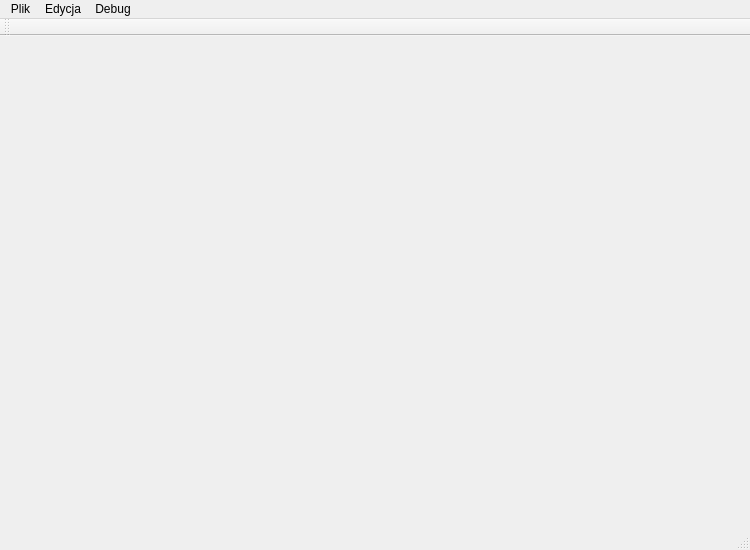
Above: mainwindow.ui from merito/kwatermistrz4000 before the change. Below: the same form after it.
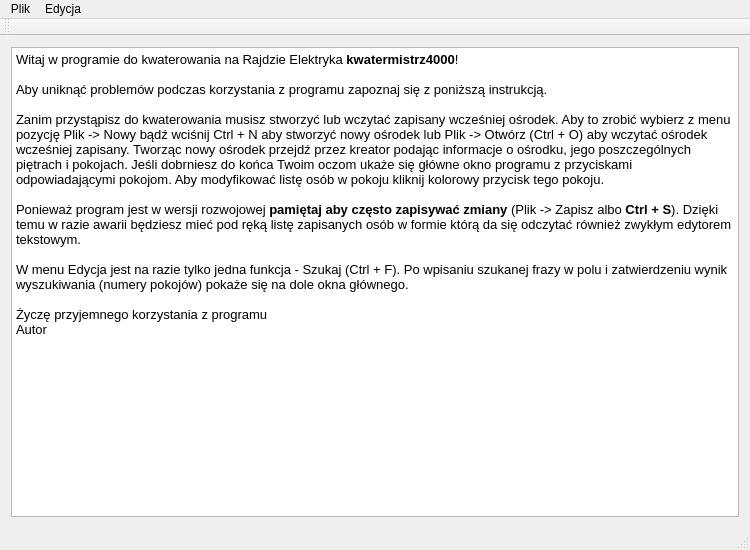
That is the form after the change.

What changed in the file:
```diff
--- a/mainwindow.ui
+++ b/mainwindow.ui
@@ -16,7 +16,30 @@
   <widget class="QWidget" name="centralWidget">
    <layout class="QHBoxLayout" name="horizontalLayout">
     <item>
-     <layout class="QVBoxLayout" name="verticalLayout"/>
+     <layout class="QVBoxLayout" name="verticalLayout">
+      <item>
+       <widget class="QTextBrowser" name="textBrowser">
+        <property name="html">
+         <string>&lt;!DOCTYPE HTML PUBLIC &quot;-//W3C//DTD HTML 4.0//EN&quot; &quot;http://www.w3.org/TR/REC-html40/strict.dtd&quot;&gt;
+&lt;html&gt;&lt;head&gt;&lt;meta name=&quot;qrichtext&quot; content=&quot;1&quot; /&gt;&lt;style type=&quot;text/css&quot;&gt;
+p, li { white-space: pre-wrap; }
+&lt;/style&gt;&lt;/head&gt;&lt;body style=&quot; font-family:'Droid Sans'; font-size:10pt; font-weight:400; font-style:normal;&quot;&gt;
+&lt;p style=&quot; margin-top:0px; margin-bottom:0px; margin-left:0px; margin-right:0px; -qt-block-indent:0; text-indent:0px;&quot;&gt;Witaj w programie do kwaterowania na Rajdzie Elektryka &lt;span style=&quot; font-weight:600;&quot;&gt;kwatermistrz4000&lt;/span&gt;!&lt;/p&gt;
+&lt;p style=&quot;-qt-paragraph-type:empty; margin-top:0px; margin-bottom:0px; margin-left:0px; margin-right:0px; -qt-block-indent:0; text-indent:0px;&quot;&gt;&lt;br /&gt;&lt;/p&gt;
+&lt;p style=&quot; margin-top:0px; margin-bottom:0px; margin-left:0px; margin-right:0px; -qt-block-indent:0; text-indent:0px;&quot;&gt;Aby uniknąć problemów podczas korzystania z programu zapoznaj się z poniższą instrukcją.&lt;/p&gt;
+&lt;p style=&quot;-qt-paragraph-type:empty; margin-top:0px; margin-bottom:0px; margin-left:0px; margin-right:0px; -qt-block-indent:0; text-indent:0px;&quot;&gt;&lt;br /&gt;&lt;/p&gt;
+&lt;p style=&quot; margin-top:0px; margin-bottom:0px; margin-left:0px; margin-right:0px; -qt-block-indent:0; text-indent:0px;&quot;&gt;Zanim przystąpisz do kwaterowania musisz stworzyć lub wczytać zapisany wcześniej ośrodek. Aby to zrobić wybierz z menu pozycję Plik -&amp;gt; Nowy bądź wciśnij Ctrl + N aby stworzyć nowy ośrodek lub Plik -&amp;gt; Otwórz (Ctrl + O) aby wczytać ośrodek wcześniej zapisany. Tworząc nowy ośrodek przejdź przez kreator podając informacje o ośrodku, jego poszczególnych piętrach i pokojach. Jeśli dobrniesz do końca Twoim oczom ukaże się główne okno programu z przyciskami odpowiadającymi pokojom. Aby modyfikować listę osób w pokoju kliknij kolorowy przycisk tego pokoju.&lt;/p&gt;
+&lt;p style=&quot;-qt-paragraph-type:empty; margin-top:0px; margin-bottom:0px; margin-left:0px; margin-right:0px; -qt-block-indent:0; text-indent:0px;&quot;&gt;&lt;br /&gt;&lt;/p&gt;
+&lt;p style=&quot; margin-top:0px; margin-bottom:0px; margin-left:0px; margin-right:0px; -qt-block-indent:0; text-indent:0px;&quot;&gt;Ponieważ program jest w wersji rozwojowej &lt;span style=&quot; font-weight:600;&quot;&gt;pamiętaj aby często zapisywać zmiany&lt;/span&gt; (Plik -&amp;gt; Zapisz albo &lt;span style=&quot; font-weight:600;&quot;&gt;Ctrl + S&lt;/span&gt;). Dzięki temu w razie awarii będziesz mieć pod ręką listę zapisanych osób w formie którą da się odczytać również zwykłym edytorem tekstowym.&lt;/p&gt;
+&lt;p style=&quot;-qt-paragraph-type:empty; margin-top:0px; margin-bottom:0px; margin-left:0px; margin-right:0px; -qt-block-indent:0; text-indent:0px;&quot;&gt;&lt;br /&gt;&lt;/p&gt;
+&lt;p style=&quot; margin-top:0px; margin-bottom:0px; margin-left:0px; margin-right:0px; -qt-block-indent:0; text-indent:0px;&quot;&gt;W menu Edycja jest na razie tylko jedna funkcja - Szukaj (Ctrl + F). Po wpisaniu szukanej frazy w polu i zatwierdzeniu wynik wyszukiwania (numery pokojów) pokaże się na dole okna głównego.&lt;/p&gt;
+&lt;p style=&quot;-qt-paragraph-type:empty; margin-top:0px; margin-bottom:0px; margin-left:0px; margin-right:0px; -qt-block-indent:0; text-indent:0px;&quot;&gt;&lt;br /&gt;&lt;/p&gt;
+&lt;p style=&quot; margin-top:0px; margin-bottom:0px; margin-left:0px; margin-right:0px; -qt-block-indent:0; text-indent:0px;&quot;&gt;Życzę przyjemnego korzystania z programu&lt;/p&gt;
+&lt;p style=&quot; margin-top:0px; margin-bottom:0px; margin-left:0px; margin-right:0px; -qt-block-indent:0; text-indent:0px;&quot;&gt;Autor&lt;/p&gt;&lt;/body&gt;&lt;/html&gt;</string>
+        </property>
+       </widget>
+      </item>
+     </layout>
     </item>
    </layout>
   </widget>
@@ -45,17 +68,9 @@
      <string>Edycja</string>
     </property>
     <addaction name="actionSzukaj"/>
-    <addaction name="actionModyfikuj_o_rodek"/>
-   </widget>
-   <widget class="QMenu" name="menuDebug">
-    <property name="title">
-     <string>Debug</string>
-    </property>
-    <addaction name="actionWczyt_dom_hotel"/>
    </widget>
    <addaction name="menuPlik"/>
    <addaction name="menuEdycja"/>
-   <addaction name="menuDebug"/>
   </widget>
   <widget class="QToolBar" name="mainToolBar">
    <attribute name="toolBarArea">
```
